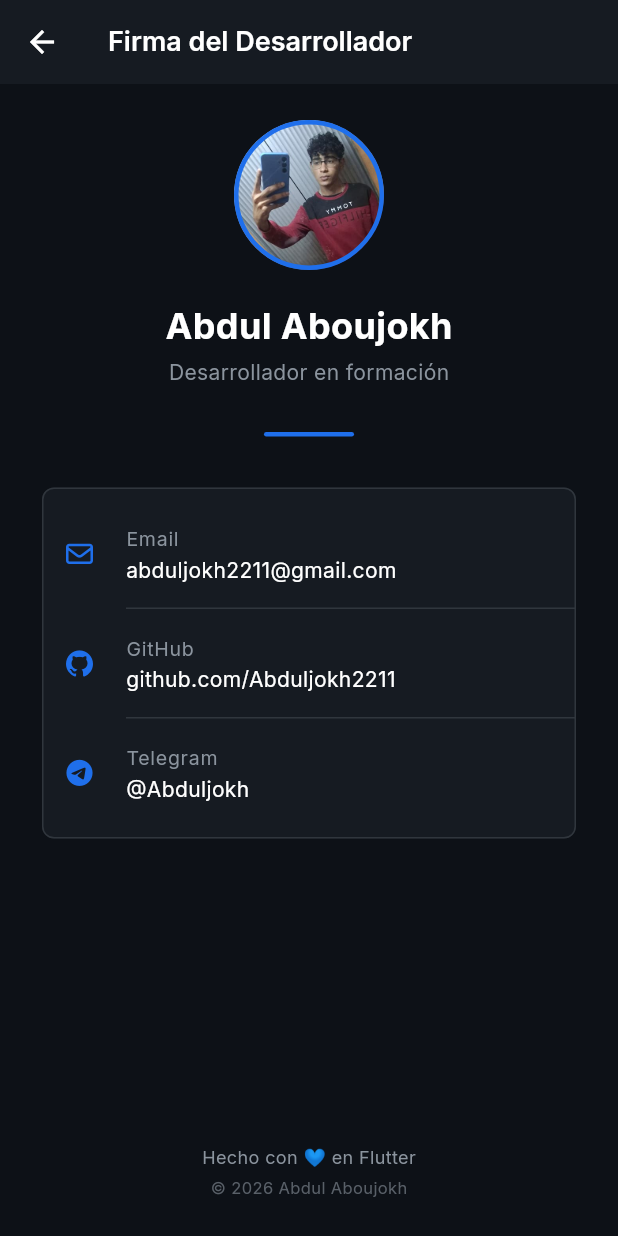
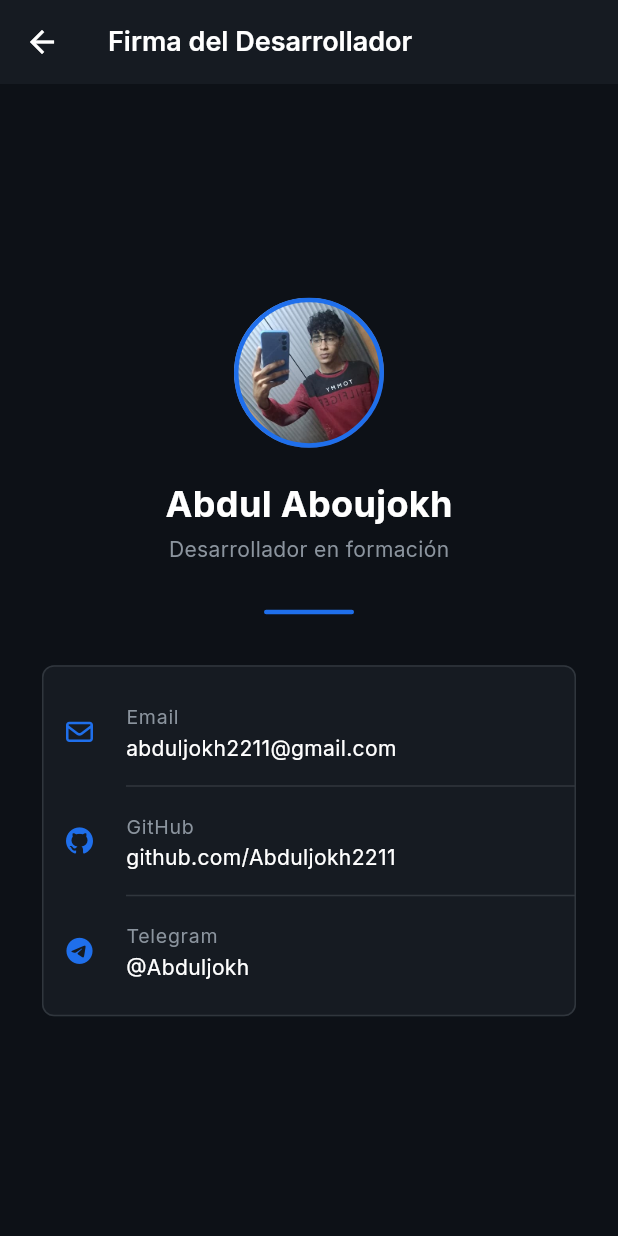
Before and after one commit to Abduljokh2211/mi-portafolio, a Flutter app: the screen it shows after launch, after a tap on "Contáctame", on a phone screen of 412 x 824 dp. Run offline on Flutter 3.47's test engine with Material 3 defaults, Android fonts, the phone set to English and light mode, and no system bars; our stand-ins replace font_awesome_flutter, google_fonts.

Commit message:
update: eliminacion de textos de pie de pagina en pantalla de contacto

```diff
--- a/lib/screens/contact_screen.dart
+++ b/lib/screens/contact_screen.dart
@@ -95,25 +95,6 @@ class ContactScreen extends StatelessWidget {
                   ),
                 ),
               ),
-
-              const Spacer(),
-
-              // firma
-              Text(
-                'Hecho con 💙 en Flutter',
-                style: TextStyle(
-                  color: AppThemes.textGray,
-                  fontSize: 12,
-                ),
-              ),
-              const SizedBox(height: 4),
-              Text(
-                '© 2026 Abdul Aboujokh',
-                style: TextStyle(
-                  color: AppThemes.textGray.withValues(alpha: 0.6),
-                  fontSize: 11,
-                ),
-              ),
             ],
           ),
         ),
```
